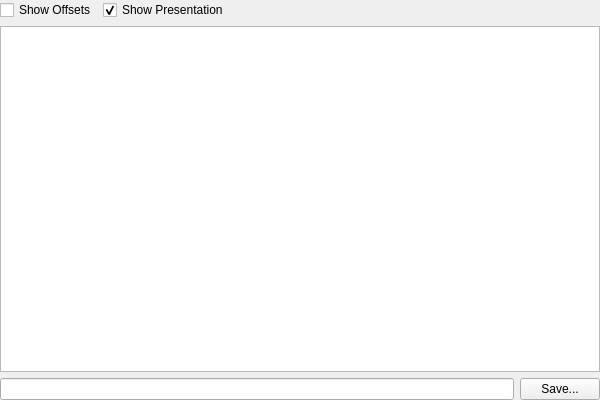
The window that XFWidgets/xfwidget_table.ui (horsicq/FormatWidgets) describes before a commit, drawn with Qt 5.
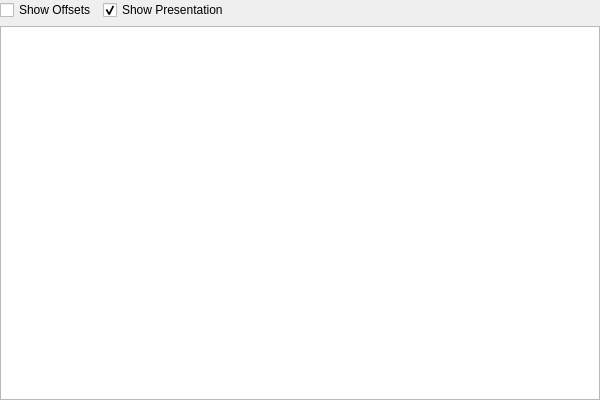
The same window after the commit. Custom widgets are drawn as their Qt base class.

The edit to the form file:
```diff
--- a/XFWidgets/xfwidget_table.ui
+++ b/XFWidgets/xfwidget_table.ui
@@ -77,36 +77,6 @@
    <item>
     <widget class="XFTableView" name="tableView"/>
    </item>
-   <item>
-    <layout class="QHBoxLayout" name="horizontalLayoutBottom">
-     <property name="leftMargin">
-      <number>0</number>
-     </property>
-     <property name="topMargin">
-      <number>0</number>
-     </property>
-     <property name="rightMargin">
-      <number>0</number>
-     </property>
-     <property name="bottomMargin">
-      <number>0</number>
-     </property>
-     <item>
-      <widget class="QLineEdit" name="lineEditTag">
-       <property name="readOnly">
-        <bool>true</bool>
-       </property>
-      </widget>
-     </item>
-     <item>
-      <widget class="QPushButton" name="pushButtonSave">
-       <property name="text">
-        <string>Save...</string>
-       </property>
-      </widget>
-     </item>
-    </layout>
-   </item>
   </layout>
  </widget>
  <customwidgets>
```
